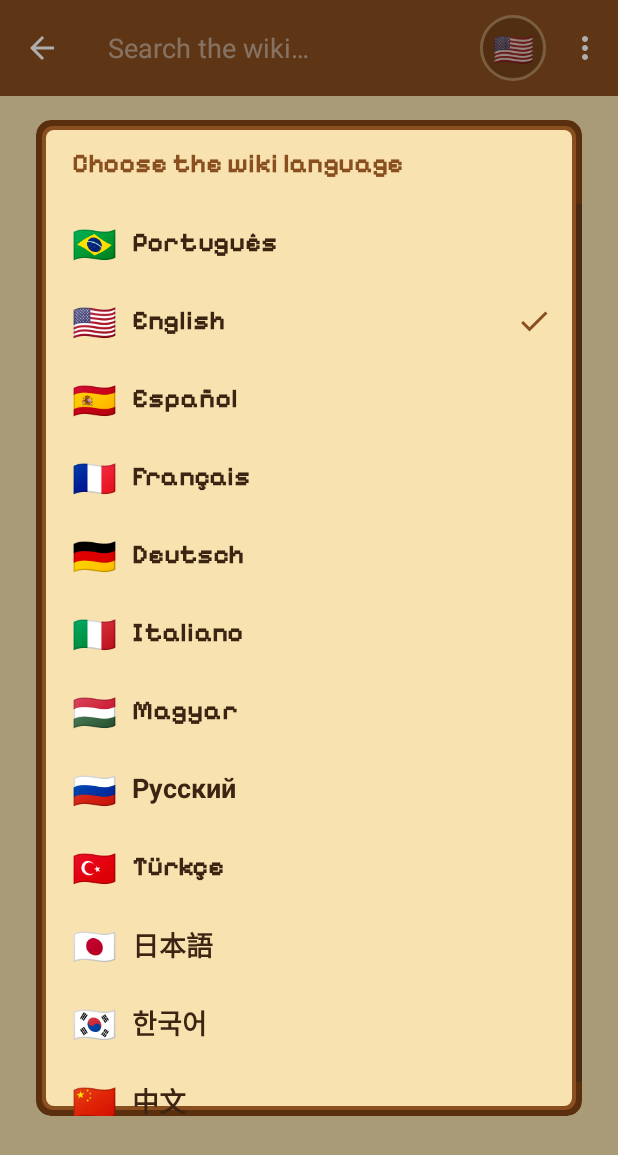
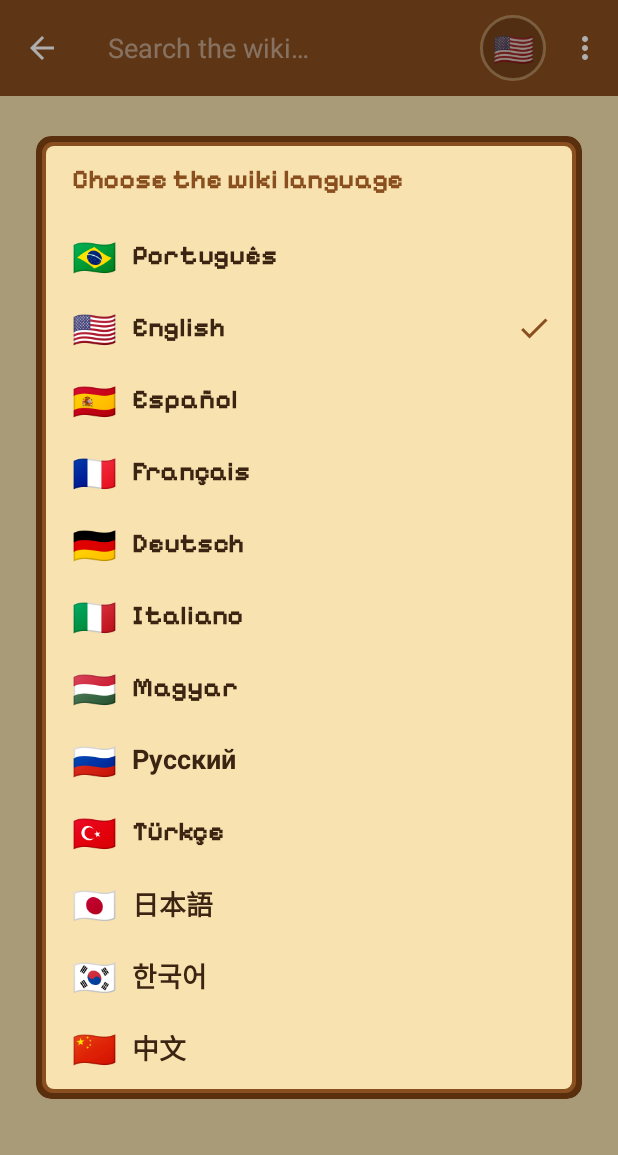
Before and after one commit to mmmartines/stardew-wiki-app, an Android app: the screen it shows after launch (MainActivity), after a tap on "🇺🇸", on a phone screen of 412 x 824 dp. Shown: the top 1155 px of the screen. Run offline under Robolectric (Android 15) with nearby library versions, the phone set to English and light mode, and no system bars; pictures from the network do not load; 1 statement that could not run was skipped; 1 other tap on this screen came first.

Commit message:
Layout para telas menores e fonte grande: grade do menu responsiva, subtítulo curto, listas em diálogos dentro da moldura
Co-Authored-By: Claude Opus 5.5 <noreply@anthropic.com>
Claude-Session: https://claude.ai/code/session_012EuzNX6dn3cDwV3w9b1dM8

```diff
--- a/app/build.gradle.kts
+++ b/app/build.gradle.kts
@@ -24,8 +24,8 @@ android {
         applicationId = "io.github.mmmartines.guiadovale"
         minSdk = 24 // Android 7.0+: mínimo exigido pela Proteção Automática do Google Play
         targetSdk = 36
-        versionCode = 10
-        versionName = "1.5.2"
+        versionCode = 11
+        versionName = "1.5.3"
         vectorDrawables.useSupportLibrary = true
         buildConfigField("boolean", "GAME_ICONS", gameIcons.toString())
     }
--- a/app/src/main/java/com/stardew/wikipt/ArticleActivity.kt
+++ b/app/src/main/java/com/stardew/wikipt/ArticleActivity.kt
@@ -345,7 +345,7 @@ class ArticleActivity : AppCompatActivity() {
         wikiDialog()
             .setTitle(R.string.sections)
             .setItems(labels) { _, i -> scrollToAnchor(secs[i].anchor) }
-            .show()
+            .show().framed()
     }
 
     private fun askFind() {
@@ -395,7 +395,7 @@ class ArticleActivity : AppCompatActivity() {
                 web.settings.textZoom = values[i]
                 d.dismiss()
             }
-            .show()
+            .show().framed()
     }
 
     override fun onDestroy() {
--- a/app/src/main/java/com/stardew/wikipt/CreditsActivity.kt
+++ b/app/src/main/java/com/stardew/wikipt/CreditsActivity.kt
@@ -71,8 +71,9 @@ class CreditsActivity : AppCompatActivity() {
         const val CSS = """
 :root{--bg:#f7e2b0;--fg:#3b2412;--muted:#7a5a35;--link:#a8410f;--card:#fff1cc;--wood:#9a5a24;--woodD:#5a2f0e;--woodL:#c27a3a}
 body.dark{--bg:#1e1812;--fg:#f0e1c2;--muted:#b49a72;--link:#f0a560;--card:#2a2017;--wood:#6b3d17;--woodD:#3a1f0a;--woodL:#8a5428}
-html,body{background:var(--bg);color:var(--fg);margin:0}
-body{font-family:sans-serif;font-size:15px;line-height:1.55;padding:14px 14px 40px}
+html,body{background:var(--bg);color:var(--fg);margin:0;overflow-x:hidden}
+body{font-family:sans-serif;font-size:15px;line-height:1.55;padding:14px 14px 40px;overflow-wrap:anywhere}
+@media (max-width:340px){body{padding:10px 10px 30px}.name{font-size:22px}.box{padding:4px 10px 8px}}
 .head{text-align:center;padding:16px 10px;margin-bottom:14px;background:var(--wood);color:#ffe9b8;border:4px solid var(--woodD);border-radius:6px;box-shadow:inset 0 0 0 3px var(--woodL)}
 .name{font-family:'Pixel',sans-serif;font-weight:700;font-size:26px;text-shadow:2px 2px 0 var(--woodD)}
 .tag{font-size:14px;margin-top:2px}.ver{font-size:12px;opacity:.85;margin-top:6px}
--- a/app/src/main/java/com/stardew/wikipt/FanActivity.kt
+++ b/app/src/main/java/com/stardew/wikipt/FanActivity.kt
@@ -82,12 +82,12 @@ img{image-rendering:pixelated}
  box-shadow:inset 0 0 0 3px var(--woodL),0 4px 0 rgba(0,0,0,.25)}
 .name{font-family:'Pixel',sans-serif;font-weight:700;font-size:28px;text-shadow:2px 2px 0 var(--woodD)}
 .title{font-family:'Pixel',sans-serif;font-size:17px;margin-top:6px;color:#ffd98a}
-.icons{display:flex;justify-content:center;gap:10px;margin:16px 0 4px;font-size:26px}
+.icons{display:flex;flex-wrap:wrap;justify-content:center;gap:8px;margin:16px 0 4px;font-size:26px}
 .icons img{width:36px;height:36px;padding:4px;background:var(--slot);border:2px solid var(--woodL);border-radius:4px}
 .box{flex:1 1 auto;min-height:0;overflow-y:auto;-webkit-overflow-scrolling:touch;display:flex;flex-direction:column;
  background:var(--card);border:4px solid var(--woodD);border-radius:6px;padding:6px 16px 10px;margin:12px 0 16px;
  box-shadow:inset 0 0 0 3px var(--woodL),inset 0 0 0 6px var(--card2),0 4px 0 rgba(0,0,0,.2)}
-p{margin:12px 0}
+p{margin:12px 0;overflow-wrap:anywhere}
 .strong{font-weight:700}
 .small{font-size:14px;color:var(--muted)}
 .sign{font-family:'Pixel',sans-serif;font-size:18px;text-align:center;margin-top:16px}
@@ -97,6 +97,7 @@ button{display:block;width:100%;font-family:'Pixel',sans-serif;cursor:pointer}
 .go:active{transform:translateY(2px);box-shadow:inset 0 0 0 2px var(--woodL),0 2px 0 rgba(0,0,0,.25)}
 .inner{margin:auto 0}
 .board,.icons,.actions{flex:0 0 auto}
+@media (max-width:340px){.name{font-size:22px}.title{font-size:15px}.icons img{width:30px;height:30px}body{padding:12px 10px}}
 @media (max-height:700px){.icons{margin:10px 0 0}.board{padding:10px}.name{font-size:24px}p{margin:9px 0}}
 .link{margin-top:12px;padding:10px;font-size:16px;background:none;border:0;color:var(--link);text-decoration:underline}
 """
--- a/app/src/main/java/com/stardew/wikipt/Home.kt
+++ b/app/src/main/java/com/stardew/wikipt/Home.kt
@@ -66,7 +66,7 @@ body.dark{
  --wood:#6b3d17;--woodL:#8a5428;--woodD:#3a1f0a;--ink:#f3e3c3;
  --paper:#3a2c1e;--paper2:#2d2116;--slot:#4a3624;--slotD:#2a1d12;--bg:#1e1812;--muted:#b49a72}
 *{box-sizing:border-box;-webkit-tap-highlight-color:transparent}
-html,body{margin:0;background:var(--bg);color:var(--ink)}
+html,body{margin:0;background:var(--bg);color:var(--ink);overflow-x:hidden;max-width:100%}
 body{font-family:'Pixel',sans-serif;padding:0 10px 30px;
  background-image:repeating-linear-gradient(0deg,rgba(0,0,0,.035) 0 2px,transparent 2px 6px)}
 img{image-rendering:pixelated}
@@ -88,14 +88,14 @@ body.dark .star{display:block}
  box-shadow:inset 0 -12px 0 var(--grass2)}
 .grass:before{content:'';position:absolute;left:0;right:0;top:-12px;height:8px;
  background:repeating-linear-gradient(90deg,var(--grassTop) 0 6px,transparent 6px 14px)}
-.sign{position:absolute;left:50%;transform:translateX(-50%);bottom:22px;width:230px;height:110px}
+.sign{position:absolute;left:50%;transform:translateX(-50%);bottom:22px;width:230px;max-width:calc(100% - 24px);height:110px}
 .post{position:absolute;bottom:0;width:10px;height:60px;background:var(--woodD)}
 .p1{left:40px}.p2{right:40px}
 .board{position:absolute;left:0;right:0;top:0;padding:12px 8px 10px;text-align:center;
  background:var(--wood);border:4px solid var(--woodD);border-radius:4px;
  box-shadow:inset 0 0 0 3px var(--woodL), 0 4px 0 rgba(0,0,0,.25);
  background-image:repeating-linear-gradient(0deg,rgba(0,0,0,.08) 0 2px,transparent 2px 14px)}
-.t1{font-size:28px;font-weight:700;color:#ffe9b8;text-shadow:2px 2px 0 var(--woodD),-1px -1px 0 #3a1a05}
+.t1{font-size:28px;white-space:nowrap;font-weight:700;color:#ffe9b8;text-shadow:2px 2px 0 var(--woodD),-1px -1px 0 #3a1a05}
 .t2{font-size:14px;color:#ffd98a;margin-top:2px;text-shadow:1px 1px 0 var(--woodD)}
 
 .search{margin:14px 2px 6px;padding:11px 12px;font-size:16px;color:var(--muted);
@@ -110,19 +110,23 @@ body.dark .star{display:block}
  box-shadow:inset 0 0 0 2px var(--woodL),0 3px 0 rgba(0,0,0,.2);text-shadow:1px 1px 0 var(--woodD)}
 .box{background:var(--paper);border:4px solid var(--woodD);border-radius:6px;padding:8px;
  box-shadow:inset 0 0 0 3px var(--woodL),inset 0 0 0 6px var(--paper2),0 4px 0 rgba(0,0,0,.2)}
-.grid{display:flex;flex-wrap:wrap;display:grid;grid-template-columns:repeat(4,1fr);gap:6px;padding:4px}
+/* colunas pela largura do texto: com fonte do sistema grande, cabem menos por linha em vez de quebrar palavras */
+.grid{display:flex;flex-wrap:wrap;display:grid;grid-template-columns:repeat(auto-fill,minmax(6.1em,1fr));gap:4px;padding:2px;font-size:12.5px}
 @supports not (display:grid){.cell{width:25%}}
-@media (max-width:330px){.grid{grid-template-columns:repeat(3,1fr)}}
-.cell{text-align:center;padding:4px 2px 2px;border-radius:4px}
+.cell{text-align:center;padding:4px 1px 2px;border-radius:4px;min-width:0}
 .cell:active{background:rgba(0,0,0,.08)}
-.slot{width:54px;height:54px;margin:0 auto 4px;background:var(--slot);
+.slot{width:54px;height:54px;max-width:100%;margin:0 auto 4px;background:var(--slot);
  border:3px solid var(--slotD);border-radius:3px;display:flex;align-items:center;justify-content:center;
  box-shadow:inset 3px 3px 0 rgba(0,0,0,.12),inset -2px -2px 0 rgba(255,255,255,.25)}
 .cell:active .slot{border-color:#e05a2a}
 .slot img{width:36px;height:36px;object-fit:contain}
 .emo{font-size:28px;line-height:1}
-.label{font-size:13px;line-height:1.15;min-height:30px;display:flex;align-items:flex-start;justify-content:center}
+.label{font-size:1em;line-height:1.15;min-height:30px;display:flex;align-items:flex-start;justify-content:center;
+ overflow-wrap:break-word;hyphens:auto;-webkit-hyphens:auto}
+/* telas estreitas ou fonte do sistema grande */
+@media (max-width:380px){.box{padding:6px}.slot{width:48px;height:48px}.slot img{width:32px;height:32px}.t1{font-size:24px}.grid{font-size:12px}}
 .chips{display:flex;flex-wrap:wrap;gap:6px}
+.chip{max-width:100%;overflow:hidden;text-overflow:ellipsis;white-space:nowrap}
 .chip{background:var(--paper);border:3px solid var(--woodD);border-radius:3px;padding:4px 10px;font-size:14px;
  box-shadow:0 2px 0 var(--woodD)}
 .foot{font-family:sans-serif;font-size:11px;color:var(--muted);text-align:center;margin-top:26px}
--- a/app/src/main/java/com/stardew/wikipt/MainActivity.kt
+++ b/app/src/main/java/com/stardew/wikipt/MainActivity.kt
@@ -101,7 +101,7 @@ class MainActivity : AppCompatActivity() {
                     if (getSharedPreferences("wiki", MODE_PRIVATE).getBoolean("pending_welcome", false)) welcome()
                 }, 500)
             }
-            .show()
+            .show().framed()
     }
 
     override fun onPostResume() {
@@ -140,7 +140,7 @@ class MainActivity : AppCompatActivity() {
             }
             else -> {
                 supportActionBar?.title = getString(R.string.app_name)
-                supportActionBar?.subtitle = getString(R.string.unofficial_tag)
+                supportActionBar?.subtitle = getString(R.string.toolbar_subtitle)
                 renderHome()
             }
         }
--- a/app/src/main/java/com/stardew/wikipt/Util.kt
+++ b/app/src/main/java/com/stardew/wikipt/Util.kt
@@ -53,3 +53,15 @@ fun AppCompatActivity.applyInsets(top: android.view.View, bottom: android.view.V
 fun android.content.Context.wikiDialog(): com.google.android.material.dialog.MaterialAlertDialogBuilder =
     com.google.android.material.dialog.MaterialAlertDialogBuilder(this)
         .setBackground(androidx.core.content.ContextCompat.getDrawable(this, R.drawable.dialog_bg))
+
+/** Listas em diálogos não encostam na moldura de madeira (telas baixas cortavam o último item). */
+fun androidx.appcompat.app.AlertDialog.framed(): androidx.appcompat.app.AlertDialog {
+    val pad = (10 * context.resources.displayMetrics.density).toInt()
+    listView?.apply {
+        setPadding(paddingLeft, paddingTop, paddingRight, pad)
+        clipToPadding = true
+        isVerticalScrollBarEnabled = true
+        isScrollbarFadingEnabled = false
+    }
+    return this
+}
--- a/app/src/main/res/layout/activity_article.xml
+++ b/app/src/main/res/layout/activity_article.xml
@@ -12,7 +12,8 @@
         android:minHeight="?attr/actionBarSize"
         android:background="?attr/colorPrimary"
         android:theme="@style/ThemeOverlay.Material3.Dark.ActionBar"
-        app:titleTextAppearance="@style/ToolbarTitle" />
+        app:titleTextAppearance="@style/ToolbarTitle"
+        app:subtitleTextAppearance="@style/ToolbarSubtitle" />
 
     <FrameLayout
         android:id="@+id/content"
--- a/app/src/main/res/layout/activity_credits.xml
+++ b/app/src/main/res/layout/activity_credits.xml
@@ -12,7 +12,8 @@
         android:minHeight="?attr/actionBarSize"
         android:background="?attr/colorPrimary"
         android:theme="@style/ThemeOverlay.Material3.Dark.ActionBar"
-        app:titleTextAppearance="@style/ToolbarTitle" />
+        app:titleTextAppearance="@style/ToolbarTitle"
+        app:subtitleTextAppearance="@style/ToolbarSubtitle" />
 
     <WebView
         android:id="@+id/web"
--- a/app/src/main/res/layout/activity_list.xml
+++ b/app/src/main/res/layout/activity_list.xml
@@ -12,7 +12,8 @@
         android:minHeight="?attr/actionBarSize"
         android:background="?attr/colorPrimary"
         android:theme="@style/ThemeOverlay.Material3.Dark.ActionBar"
-        app:titleTextAppearance="@style/ToolbarTitle" />
+        app:titleTextAppearance="@style/ToolbarTitle"
+        app:subtitleTextAppearance="@style/ToolbarSubtitle" />
 
     <com.google.android.material.textfield.TextInputLayout
         android:layout_width="match_parent"
--- a/app/src/main/res/layout/activity_main.xml
+++ b/app/src/main/res/layout/activity_main.xml
@@ -13,6 +13,7 @@
         android:background="?attr/colorPrimary"
         android:theme="@style/ThemeOverlay.Material3.Dark.ActionBar"
         app:titleTextAppearance="@style/ToolbarTitle"
+        app:subtitleTextAppearance="@style/ToolbarSubtitle"
         app:title="@string/app_name" />
 
     <FrameLayout
--- a/app/src/main/res/layout/item_lang.xml
+++ b/app/src/main/res/layout/item_lang.xml
@@ -5,7 +5,7 @@
     android:layout_height="wrap_content"
     android:background="?attr/selectableItemBackground"
     android:gravity="center_vertical"
-    android:minHeight="52dp"
+    android:minHeight="48dp"
     android:orientation="horizontal"
     android:paddingStart="24dp"
     android:paddingEnd="20dp">
--- a/app/src/main/res/values/strings.xml
+++ b/app/src/main/res/values/strings.xml
@@ -129,4 +129,5 @@
     <string name="fan_p3">Stardew Valley was created by Eric Barone (ConcernedApe). Everything you read here comes from the Stardew Valley Wiki and its contributors, who deserve all the credit.</string>
     <string name="fan_p4">This app is unofficial and not affiliated with ConcernedApe. It only reads the wiki and never edits it.</string>
     <string name="fan_signoff">Have fun in the valley! 🌱</string>
+    <string name="toolbar_subtitle">Unofficial reader</string>
 </resources>
--- a/app/src/main/res/values/themes.xml
+++ b/app/src/main/res/values/themes.xml
@@ -26,6 +26,11 @@
     <style name="ToolbarTitle" parent="TextAppearance.Material3.TitleLarge">
         <item name="fontFamily">@font/pixel</item>
         <item name="android:fontFamily">@font/pixel</item>
+        <item name="android:textSize">20sp</item>
+    </style>
+    <style name="ToolbarSubtitle" parent="TextAppearance.Material3.BodySmall">
+        <item name="android:textSize">12sp</item>
+        <item name="android:textColor">#E8D3A8</item>
     </style>
 
     <!-- Janelas de diálogo: pergaminho com moldura de madeira, títulos e botões na fonte pixelada -->
```
Also changed, not shown: 12 other files.
